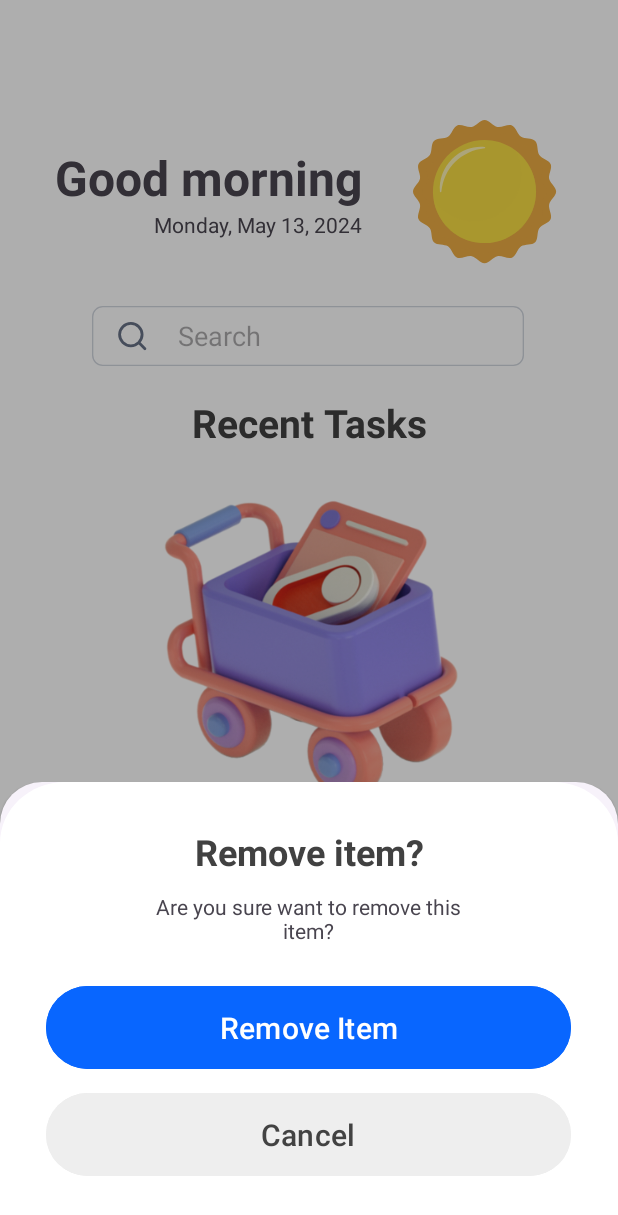
After one commit to Scar1109/TaskPivot, an Android app: the fragment DeleteConformationModel placed in its activity, on a phone screen of 412 x 824 dp. The commit adds this screen. Shown: the top 1215 px of the screen. Run offline under Robolectric (Android 15) with nearby library versions, the phone set to English and light mode, and no system bars.

Commit message:
TP | Delete conformation popup

```diff
--- a/app/src/main/java/com/example/taskpivot/adapter/TaskAdapter.kt
+++ b/app/src/main/java/com/example/taskpivot/adapter/TaskAdapter.kt
@@ -9,13 +9,33 @@ import android.widget.TextView
 import androidx.recyclerview.widget.RecyclerView
 import com.example.taskpivot.R
 
-class TaskAdapter(private val tasks: List<Task>) : RecyclerView.Adapter<TaskAdapter.TaskViewHolder>() {
+class TaskAdapter(private val tasks: List<Task>, private val listener: OnDeleteClickListener) : RecyclerView.Adapter<TaskAdapter.TaskViewHolder>() {
 
-    inner class TaskViewHolder(itemView: View) : RecyclerView.ViewHolder(itemView) {
+    // Define an interface for click listener
+    interface OnDeleteClickListener {
+        fun onDeleteClick(taskId: Int)
+    }
+
+
+    inner class TaskViewHolder(itemView: View) : RecyclerView.ViewHolder(itemView), View.OnClickListener {
         val titleTextView: TextView = itemView.findViewById(R.id.task_title)
         val descriptionTextView: TextView = itemView.findViewById(R.id.task_description)
         val dateTextView: TextView = itemView.findViewById(R.id.task_date)
         val deleteImageView: ImageView = itemView.findViewById(R.id.delete_button)
+
+        init {
+            deleteImageView.setOnClickListener(this)
+        }
+
+        override fun onClick(v: View?) {
+            if (v == deleteImageView) {
+                val position = adapterPosition
+                if (position != RecyclerView.NO_POSITION) {
+                    val task = tasks[position]
+                    listener.onDeleteClick(task.id) // Pass the task ID to the listener
+                }
+            }
+        }
     }
 
     override fun onCreateViewHolder(parent: ViewGroup, viewType: Int): TaskViewHolder {
--- a/app/src/main/java/com/example/taskpivot/model/Task.kt
+++ b/app/src/main/java/com/example/taskpivot/model/Task.kt
@@ -1,5 +1,5 @@
 data class Task(
-    val id: Int? = null,
+    val id: Int,
     val taskTitle: String,
     val taskDescription: String,
     val taskPriority: Boolean,
--- a/app/src/main/java/com/example/taskpivot/modules/AddNewScreen.kt
+++ b/app/src/main/java/com/example/taskpivot/modules/AddNewScreen.kt
@@ -105,14 +105,17 @@ class AddNewScreen : AppCompatActivity() {
 
     private fun saveTask() {
 
+        val taskViewModel = ViewModelProvider(this).get(TaskViewModel::class.java)
+
+        val taskcount = taskViewModel.getAllTasks().size + 1
+
         val task = Task(
+            id = taskcount,
             taskTitle = taskTitle,
             taskDescription = taskDescription,
             taskPriority = priority,
             taskDate = selectedDate
         )
-
-        val taskViewModel = ViewModelProvider(this).get(TaskViewModel::class.java)
 
         val result = taskViewModel.addTask(task)
         if (result != -1L) {
--- a/app/src/main/java/com/example/taskpivot/modules/HomeScreen.kt
+++ b/app/src/main/java/com/example/taskpivot/modules/HomeScreen.kt
@@ -6,17 +6,19 @@ import android.content.Intent
 import androidx.appcompat.app.AppCompatActivity
 import android.os.Bundle
 import android.view.View
+import android.widget.Toast
 import androidx.activity.enableEdgeToEdge
 import androidx.recyclerview.widget.LinearLayoutManager
 import androidx.recyclerview.widget.RecyclerView
 import com.example.taskpivot.R
 import com.example.taskpivot.adapter.TaskAdapter
 import com.example.taskpivot.databinding.ActivityHomeScreenBinding
+import com.example.taskpivot.popups.DeleteConformationModel
 import java.text.SimpleDateFormat
 import java.util.Calendar
 import java.util.Locale
 
-class HomeScreen : AppCompatActivity() {
+class HomeScreen : AppCompatActivity(), TaskAdapter.OnDeleteClickListener {
 
     private lateinit var binding: ActivityHomeScreenBinding
     private lateinit var taskViewModel: TaskViewModel
@@ -36,6 +38,7 @@ class HomeScreen : AppCompatActivity() {
         // Retrieve tasks
         val tasks = taskViewModel.getAllTasks()
 
+        // Pass the activity as a listener to the adapter
         updateUI(tasks)
 
         //Bottom Navigation bar
@@ -59,7 +62,8 @@ class HomeScreen : AppCompatActivity() {
                     true
                 }
                 else -> false
-            } }
+            }
+        }
 
         //Greeting message and image
         val currentTime = Calendar.getInstance()
@@ -80,7 +84,7 @@ class HomeScreen : AppCompatActivity() {
         val imageResId = when {
             currentHour in 4..9 -> R.drawable.morining_sun
             currentHour in 10..15 -> R.drawable.noon_sun
-            currentHour in 16 .. 17 -> R.drawable.evenining_sun
+            currentHour in 16..17 -> R.drawable.evenining_sun
             else -> R.drawable.night_moon
         }
 
@@ -101,7 +105,8 @@ class HomeScreen : AppCompatActivity() {
         recyclerView = binding.recyclerView
         recyclerView.layoutManager = LinearLayoutManager(this)
 
-        taskAdapter = TaskAdapter(tasks)
+        // Pass the activity as a listener to the adapter
+        taskAdapter = TaskAdapter(tasks, this)
         recyclerView.adapter = taskAdapter
 
         if (tasks.isEmpty()) {
@@ -113,4 +118,9 @@ class HomeScreen : AppCompatActivity() {
         }
     }
 
+    override fun onDeleteClick(taskId: Int) {
+        val conformDeleteModel = DeleteConformationModel()
+
+        conformDeleteModel.show(supportFragmentManager, DeleteConformationModel.TAG)
+    }
 }
--- /dev/null
+++ b/app/src/main/java/com/example/taskpivot/popups/DeleteConformationModel.kt
@@ -0,0 +1,38 @@
+package com.example.taskpivot.popups
+
+import android.os.Bundle
+import android.view.LayoutInflater
+import android.view.View
+import android.view.ViewGroup
+import android.widget.Button
+import com.google.android.material.bottomsheet.BottomSheetDialogFragment
+import com.example.taskpivot.R
+
+class DeleteConformationModel : BottomSheetDialogFragment() {
+
+    companion object {
+        const val TAG = "DeleteConformationModel"
+    }
+
+    override fun onCreateView(inflater: LayoutInflater, container: ViewGroup?, savedInstanceState: Bundle?): View? {
+        // Inflate the layout for this fragment
+        return inflater.inflate(R.layout.delete_conformation_model, container, false)
+    }
+
+    override fun onViewCreated(view: View, savedInstanceState: Bundle?) {
+        super.onViewCreated(view, savedInstanceState)
+
+        val cancelButton : Button = view.findViewById(R.id.cancel_delete_btn)
+
+        cancelButton.setOnClickListener {
+            dismiss()
+        }
+
+        val remove_btn : Button = view.findViewById(R.id.remove_btn)
+
+        remove_btn.setOnClickListener {
+            //delete action
+        }
+    }
+
+}
--- /dev/null
+++ b/app/src/main/res/layout/delete_conformation_model.xml
@@ -0,0 +1,66 @@
+<?xml version="1.0" encoding="utf-8"?>
+<androidx.constraintlayout.widget.ConstraintLayout xmlns:android="http://schemas.android.com/apk/res/android"
+    xmlns:app="http://schemas.android.com/apk/res-auto"
+    xmlns:tools="http://schemas.android.com/tools"
+    android:layout_width="match_parent"
+    android:layout_height="match_parent"
+    tools:context=".modelsheets.savedSummeryDeleteModel">
+
+    <LinearLayout
+        android:layout_width="0dp"
+        android:layout_height="wrap_content"
+        android:background="@drawable/remove_model_bg"
+        android:gravity="center"
+        android:orientation="vertical"
+        app:layout_constraintBottom_toBottomOf="parent"
+        app:layout_constraintEnd_toEndOf="parent"
+        app:layout_constraintHorizontal_bias="1.0"
+        app:layout_constraintStart_toStartOf="parent"
+        app:layout_constraintTop_toTopOf="parent"
+        app:layout_constraintVertical_bias="0.0">
+
+        <TextView
+            android:id="@+id/textView4"
+            android:layout_width="match_parent"
+            android:layout_height="43dp"
+            android:layout_marginTop="30dp"
+            android:text="@string/remove_itm_title"
+            android:textAlignment="center"
+            android:textColor="@color/input_hint_color"
+            android:textSize="24sp"
+            android:textStyle="bold" />
+
+        <TextView
+            android:id="@+id/textView5"
+            android:layout_width="231dp"
+            android:layout_height="37dp"
+            android:text="@string/remove_itm_description"
+            android:textAlignment="center" />
+
+        <Button
+            android:id="@+id/remove_btn"
+            android:layout_width="350dp"
+            android:layout_height="55dp"
+            android:layout_marginTop="25dp"
+            android:layout_marginBottom="16dp"
+            android:backgroundTint="@color/secondary_color"
+            android:insetTop="0dp"
+            android:insetBottom="0dp"
+            android:text="@string/remove_btn_txt"
+            android:textColor="@color/primary_color"
+            android:textSize="20sp" />
+
+        <Button
+            android:id="@+id/cancel_delete_btn"
+            android:layout_width="350dp"
+            android:layout_height="55dp"
+            android:layout_marginBottom="40dp"
+            android:backgroundTint="@color/secondory_btn_color"
+            android:insetTop="0dp"
+            android:insetBottom="0dp"
+            android:text="@string/cancel_btn_text"
+            android:textColor="@color/cardview_dark_background"
+            android:textSize="20sp" />
+    </LinearLayout>
+
+</androidx.constraintlayout.widget.ConstraintLayout>
--- a/app/src/main/res/values/strings.xml
+++ b/app/src/main/res/values/strings.xml
@@ -18,4 +18,8 @@
     <string name="sample_title">Task 01</string>
     <string name="sample_description">Ut enim ad minim veniam, quis nostrud exercitation ullamco laboris nisi ut aliquip ex ea commodo con</string>
     <string name="save_card_date">Date : 23/12/2024</string>
+    <string name="remove_btn_txt">Remove Item</string>
+    <string name="remove_itm_title">Remove item?</string>
+    <string name="remove_itm_description">Are you sure want to remove this item?</string>
+    <string name="cancel_btn_text">Cancel</string>
 </resources>
```
